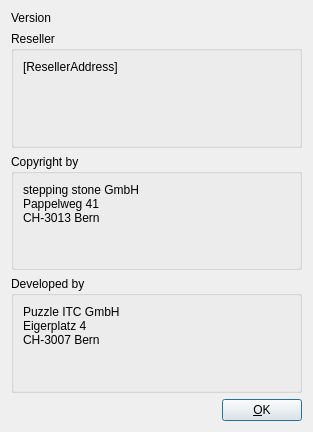
Above: src/gui/about_dialog.ui from stepping-stone/sepiola before the change. Below: the same form after it.
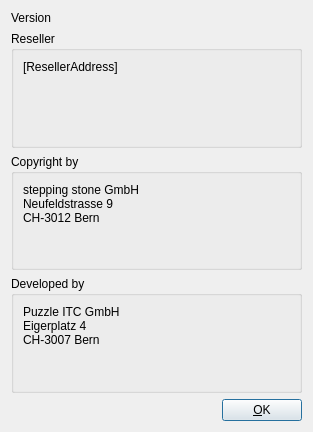
That is the form after the change. Icons and pictures are not drawn.

Commit message: stepping-stone post-address modified to "Neufeldstrasse 9"

What changed in the file:
```diff
--- a/src/gui/about_dialog.ui
+++ b/src/gui/about_dialog.ui
@@ -86,8 +86,8 @@
         </property>
         <property name="text" >
          <string>stepping stone GmbH&#xd;
-Pappelweg 41&#xd;
-CH-3013 Bern</string>
+Neufeldstrasse 9&#xd;
+CH-3012 Bern</string>
         </property>
         <property name="alignment" >
          <set>Qt::AlignLeading|Qt::AlignLeft|Qt::AlignTop</set>
```
